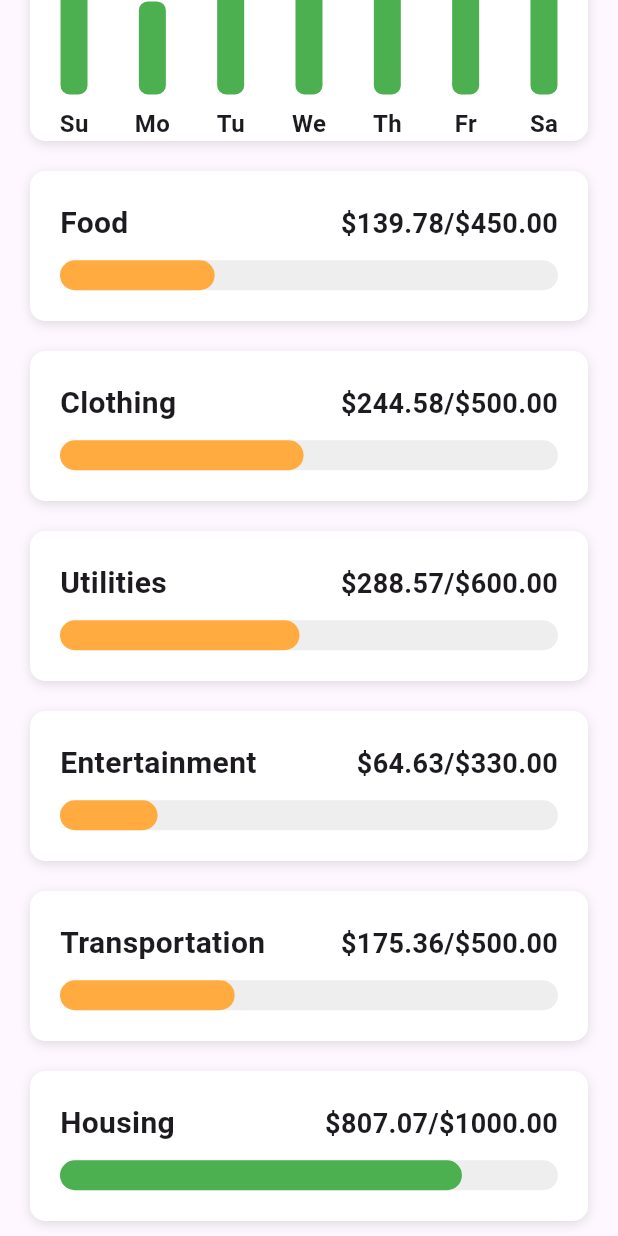
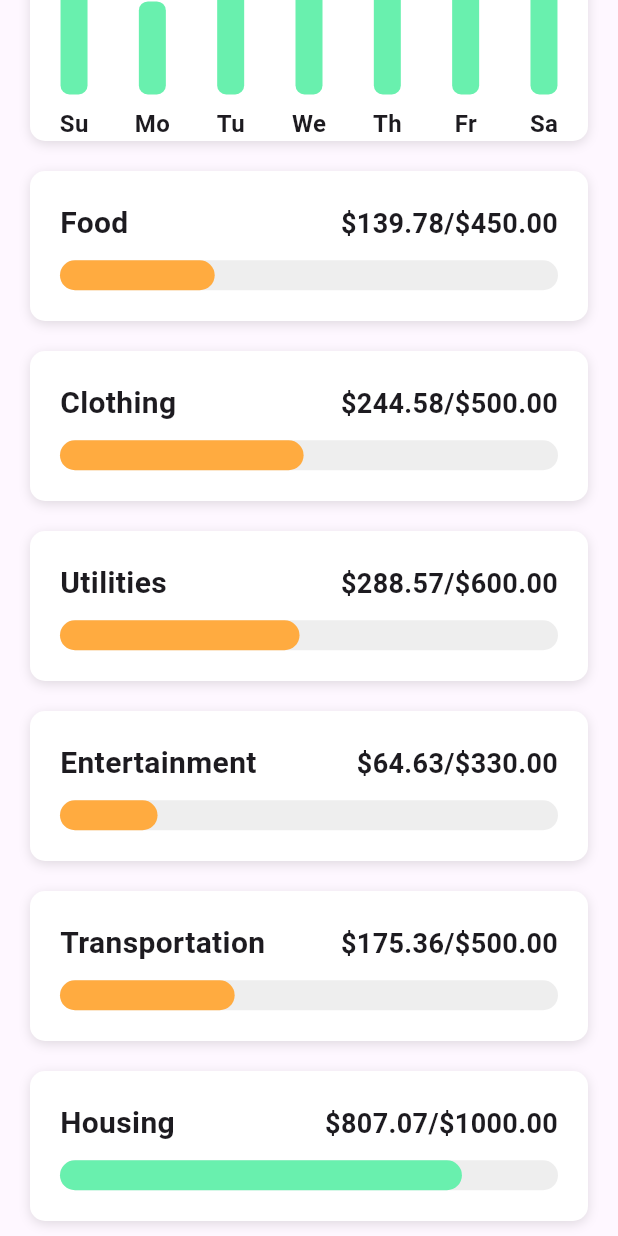
Before and after one commit to Mike12-21/Budget_app, a Flutter app: the screen it shows after launch, scrolled down 345 dp, on a phone screen of 412 x 824 dp. Run offline on Flutter 3.47's test engine with Material 3 defaults, Android fonts, the phone set to English and light mode, and no system bars.

Commit message:
radial progress bar page unfinished

```diff
--- a/lib/main.dart
+++ b/lib/main.dart
@@ -15,7 +15,11 @@ class MyApp extends StatelessWidget {
       title: 'Budget UI',
       debugShowCheckedModeBanner: false,
       theme: ThemeData(
-        primaryColor: Colors.green,
+        primaryColor: Colors.greenAccent,
+        appBarTheme: AppBarTheme(
+          backgroundColor: Colors.greenAccent,
+          elevation: 0,
+        ),
       ),
       home: HomeScreen(),
     );
--- a/lib/screens/home_screen.dart
+++ b/lib/screens/home_screen.dart
@@ -2,6 +2,7 @@ import 'package:budget_app/data/data.dart';
 import 'package:budget_app/helpers/color_helper.dart';
 import 'package:budget_app/models/category_model.dart';
 import 'package:budget_app/models/expense_model.dart';
+import 'package:budget_app/screens/category_screen.dart';
 import 'package:budget_app/widgets/bar_chart.dart';
 import 'package:flutter/material.dart';
 
@@ -14,7 +15,14 @@ class HomeScreen extends StatefulWidget {
 
 class _HomeScreenState extends State<HomeScreen> {
   _buildCategory(Category category, double totalAmountSpent) {
-    return Container(
+    return GestureDetector(
+      onTap: () => Navigator.push(
+        context,
+        MaterialPageRoute(
+          builder: (_) => CategoryScreen(category: category),
+        ),
+      ),
+      child: Container(
         margin: EdgeInsets.symmetric(horizontal: 20.0, vertical: 10.0),
         padding: EdgeInsets.all(20.0),
         height: 100.0,
@@ -56,8 +64,8 @@ class _HomeScreenState extends State<HomeScreen> {
             LayoutBuilder(
               builder: (BuildContext context, BoxConstraints constraints) {
                 final double maxBarWidth = constraints.maxWidth;
-              final double percent =
-                  (category.maxAmount - totalAmountSpent) / category.maxAmount;
+                final double percent = (category.maxAmount - totalAmountSpent) /
+                    category.maxAmount;
                 double barWidth = percent * maxBarWidth;
 
                 if (barWidth < 0) {
@@ -86,6 +94,7 @@ class _HomeScreenState extends State<HomeScreen> {
             ),
           ],
         ),
+      ),
     );
   }
 
@@ -95,7 +104,7 @@ class _HomeScreenState extends State<HomeScreen> {
       body: CustomScrollView(
         slivers: [
           SliverAppBar(
-            backgroundColor: const Color.fromARGB(255, 119, 201, 241),
+
             forceElevated: true,
             floating: true,
             expandedHeight: 100.0,
```
Also changed, not shown: lib/screens/category_screen.dart (added, +49 -0 lines). Lines whose indentation alone changed are shown as unchanged.
